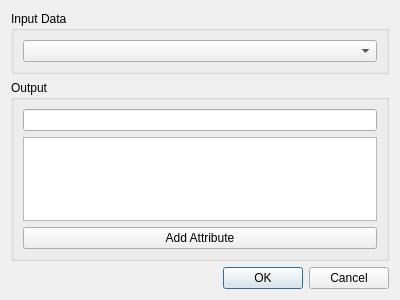
The window that src/DynaMind-BasicModules/guiadddatatonewview.ui (iut-ibk/DynaMind-ToolBox) describes before a commit, drawn with Qt 5.
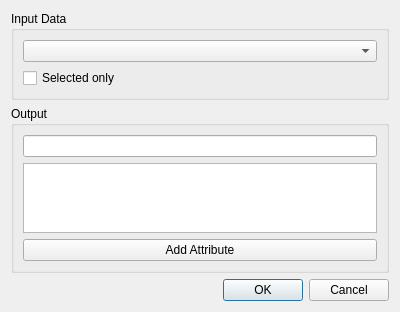
The same window after the commit.

Commit message: add selected modules only

What changed in the file:
```diff
--- a/src/DynaMind-BasicModules/guiadddatatonewview.ui
+++ b/src/DynaMind-BasicModules/guiadddatatonewview.ui
@@ -7,7 +7,7 @@
     <x>0</x>
     <y>0</y>
     <width>400</width>
-    <height>300</height>
+    <height>307</height>
    </rect>
   </property>
   <property name="windowTitle">
@@ -23,6 +23,13 @@
       <item>
        <widget class="QComboBox" name="comboBox_views"/>
       </item>
+      <item>
+       <widget class="QCheckBox" name="checkBox_onlySelected">
+        <property name="text">
+         <string>Selected only</string>
+        </property>
+       </widget>
+      </item>
      </layout>
     </widget>
    </item>
```
The commit also changes 3 other files.
